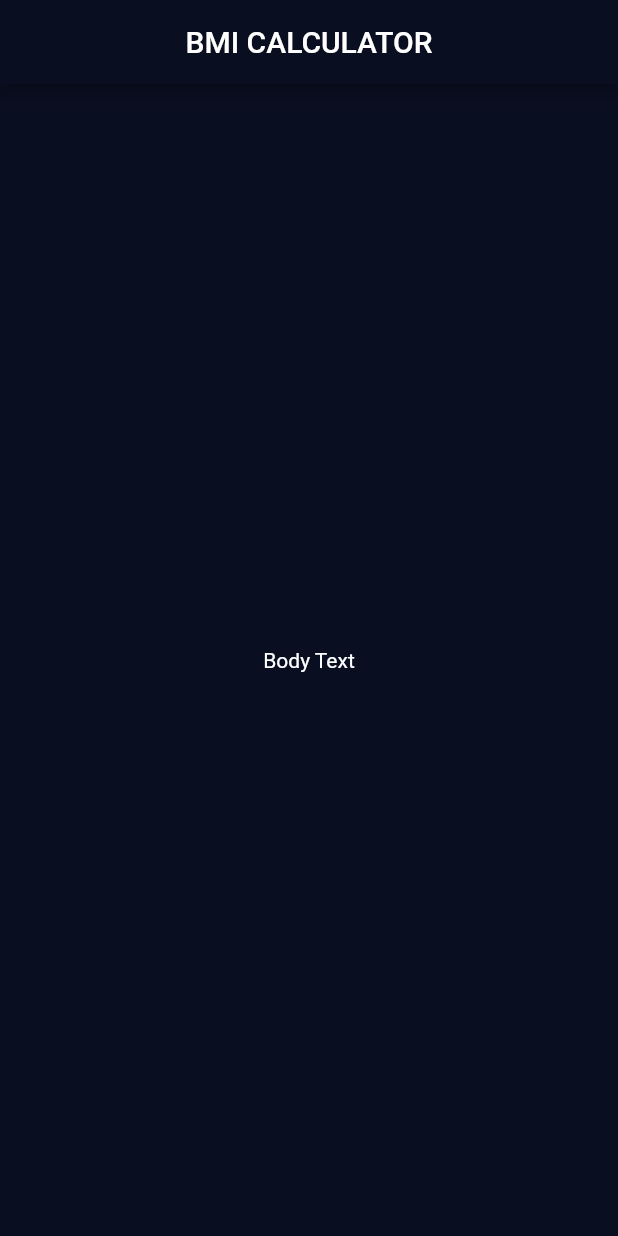
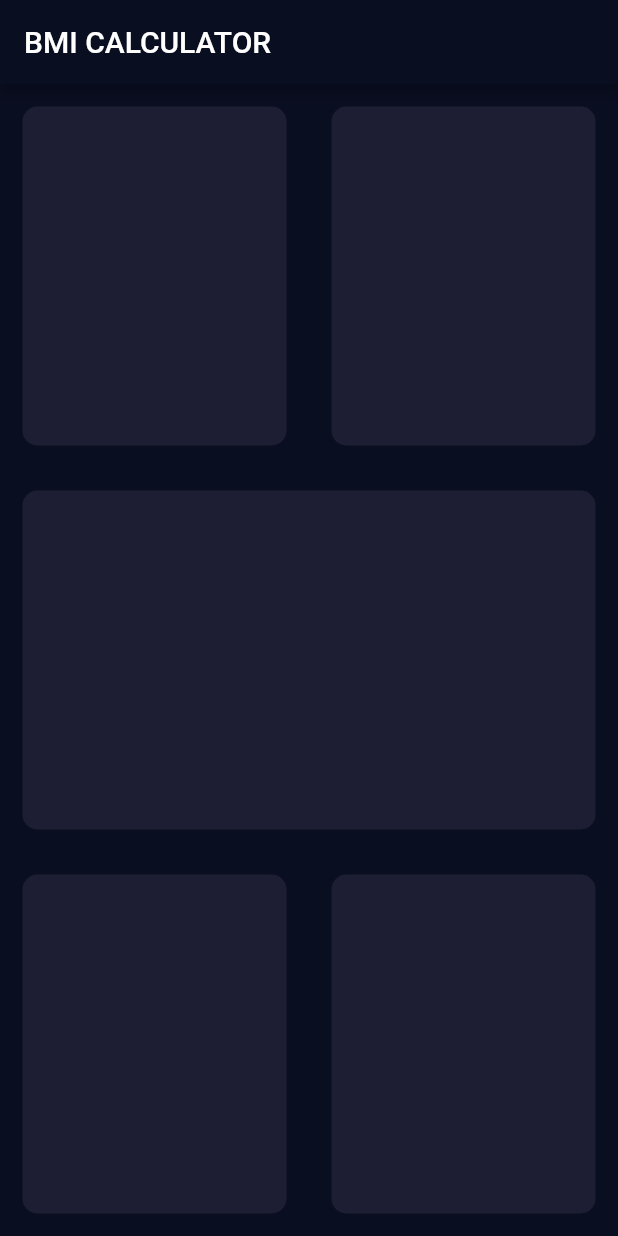
Before and after one commit to a-tiny-developer/bmi_calculator_flutter, a Flutter app: the screen it shows after launch, on a phone screen of 412 x 824 dp. Run offline on Flutter 3.47's test engine with Material 2 defaults, Android fonts, the phone set to English and light mode, and no system bars.

Commit message:
refactor flutter widget, base card

```diff
--- a/lib/screens/home.dart
+++ b/lib/screens/home.dart
@@ -1,4 +1,6 @@
 import 'package:flutter/material.dart';
+
+import 'package:bmi_calculator_flutte/widgets/widgets.dart';
 
 class HomeScreen extends StatefulWidget {
   const HomeScreen({Key? key}) : super(key: key);
@@ -12,11 +14,38 @@ class _HomeScreenState extends State<HomeScreen> {
   Widget build(BuildContext context) {
     return Scaffold(
       appBar: AppBar(
-        centerTitle: true,
         title: const Text('BMI CALCULATOR'),
       ),
-      body: const Center(
-        child: Text('Body Text'),
+      body: Column(
+        children: [
+          Expanded(
+            child: Row(
+              children: const [
+                Expanded(
+                  child: BaseCard(),
+                ),
+                Expanded(
+                  child: BaseCard(),
+                ),
+              ],
+            ),
+          ),
+          const Expanded(
+            child: BaseCard(),
+          ),
+          Expanded(
+            child: Row(
+              children: const [
+                Expanded(
+                  child: BaseCard(),
+                ),
+                Expanded(
+                  child: BaseCard(),
+                ),
+              ],
+            ),
+          ),
+        ],
       ),
     );
   }
--- /dev/null
+++ b/lib/widgets/base_card.dart
@@ -0,0 +1,21 @@
+import 'package:flutter/material.dart';
+
+class BaseCard extends StatelessWidget {
+  const BaseCard({
+    Key? key,
+   this.color = const Color(0xFF1D1E33),
+  }) : super(key: key);
+
+  final Color color;
+
+  @override
+  Widget build(BuildContext context) {
+    return Container(
+      margin: const EdgeInsets.all(15),
+      decoration: BoxDecoration(
+        borderRadius: BorderRadius.circular(10),
+        color: color,
+      ),
+    );
+  }
+}
--- /dev/null
+++ b/lib/widgets/widgets.dart
@@ -0,0 +1 @@
+export 'base_card.dart';
```
